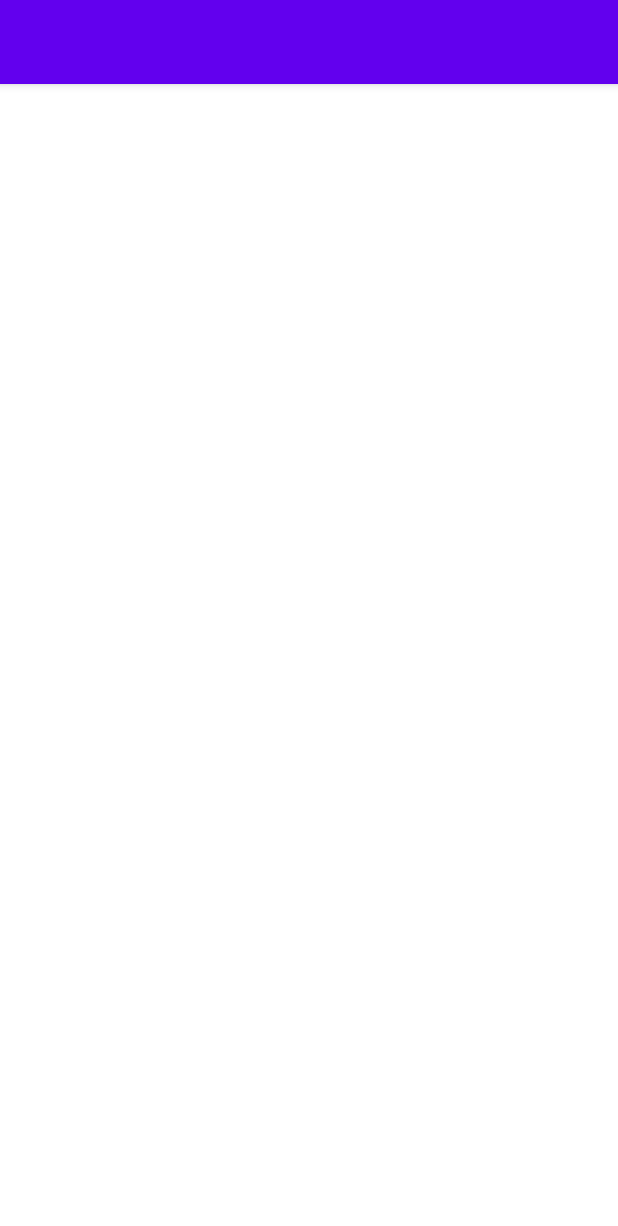
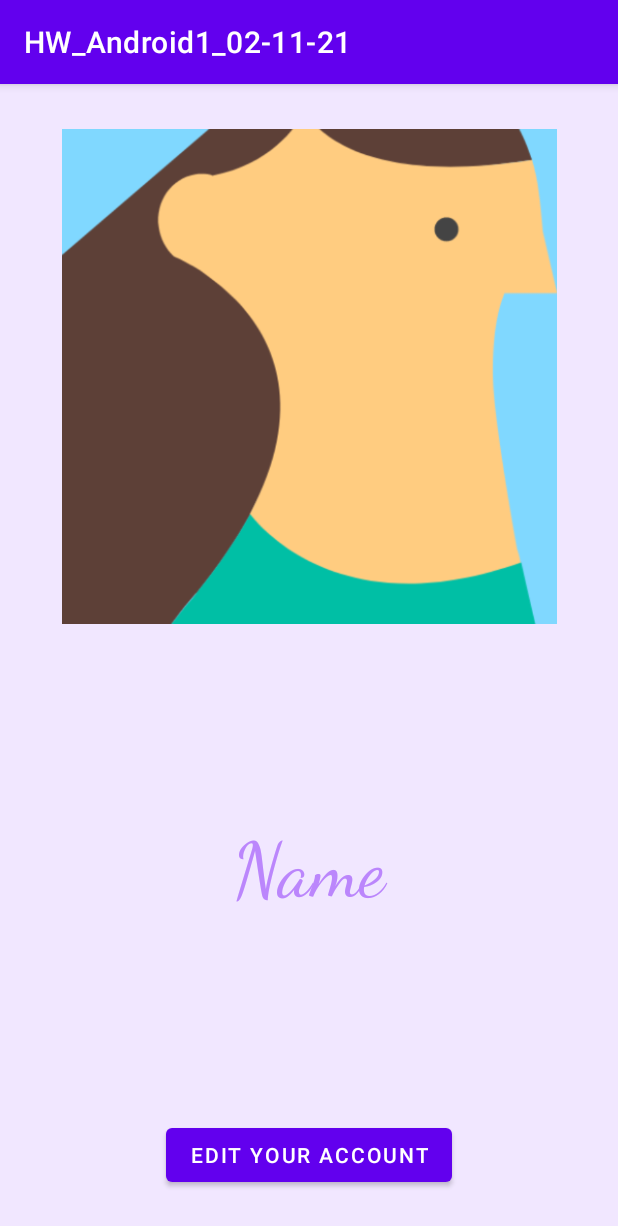
Before and after one commit to ElenaErikh/HW_Android1_02-11-21, an Android app: the screen it shows after launch (MainActivity), on a phone screen of 412 x 824 dp. Shown: the top 1226 px of the screen. Run offline under Robolectric (Android 15) with nearby library versions, the phone set to English and light mode, and no system bars.

Commit message:
Add activity_profile & activity_calendar. Add Views to activity_main.

```diff
--- a/app/src/main/res/layout/activity_main.xml
+++ b/app/src/main/res/layout/activity_main.xml
@@ -4,6 +4,37 @@
     xmlns:tools="http://schemas.android.com/tools"
     android:layout_width="match_parent"
     android:layout_height="match_parent"
+    android:orientation="vertical"
+    android:background="#33BB86FC"
     tools:context=".MainActivity">
 
+    <ImageView
+        android:id="@+id/imageView"
+        android:layout_width="match_parent"
+        android:layout_height="0dp"
+        android:layout_marginTop="30dp"
+        android:layout_weight="1"
+        android:src="@drawable/ic_avatar"
+        android:scaleType="centerInside"/>
+
+    <TextView
+        android:id="@+id/textViewName"
+        android:layout_width="match_parent"
+        android:layout_height="0dp"
+        android:layout_weight="1"
+        android:text="@string/name"
+        android:fontFamily="cursive"
+        android:textSize="50sp"
+        android:gravity="center"
+        android:textColor="@color/purple_200" />
+
+    <Button
+        android:id="@+id/buttonEdit"
+        android:layout_width="wrap_content"
+        android:layout_height="wrap_content"
+        android:layout_gravity="center"
+        android:layout_marginBottom="30dp"
+        android:text="@string/edit_your_account" />
+
+
 </LinearLayout>
```
Also changed, not shown: app/src/main/res/layout/activity_calendar.xml (added, +27 -0 lines), app/src/main/res/layout/activity_profile.xml (added, +100 -0 lines), app/src/main/res/values/strings.xml (+15 -1 lines).
